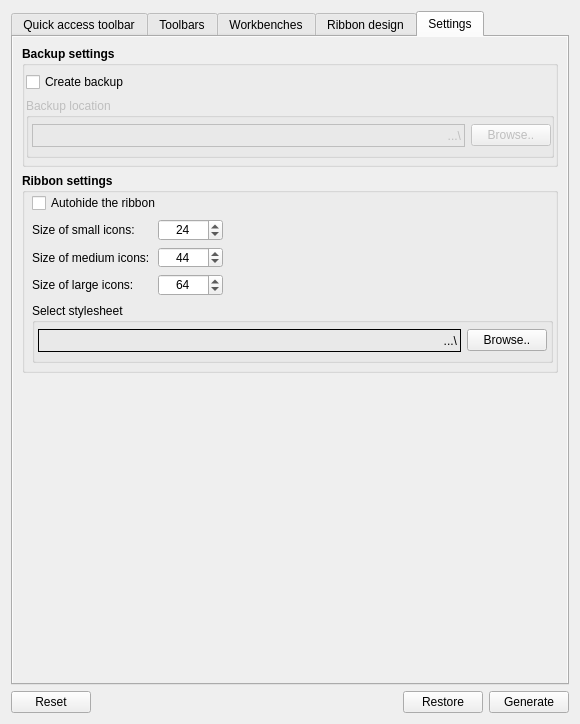
Old version of the form Resources/ui/Settings.ui in the repository geolta/FreeCAD-Ribbon.
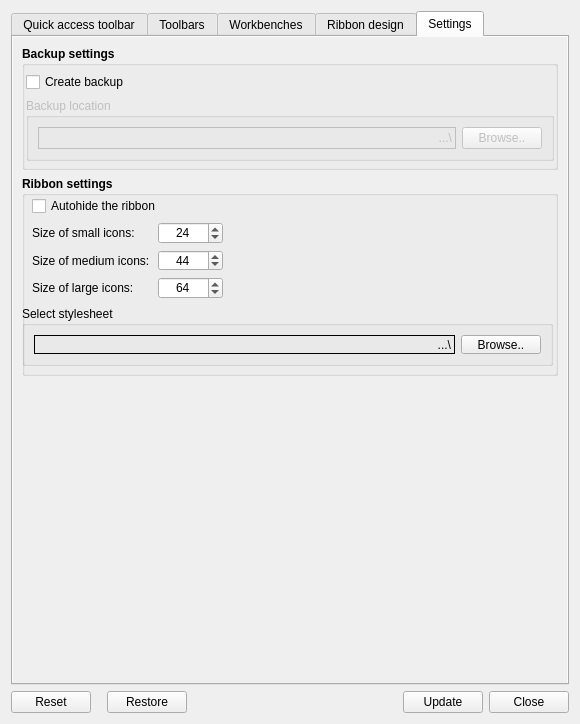
New version of the form. The open tabs and pages were chosen to show the change.

Commit message: Added apply button and changed generate Json into close button. clos button has now shortkey ESC

What changed in the file:
```diff
--- a/Resources/ui/Settings.ui
+++ b/Resources/ui/Settings.ui
@@ -22,10 +22,39 @@
   <layout class="QGridLayout" name="gridLayout_7">
    <item row="1" column="0">
     <layout class="QGridLayout" name="gridLayout_6">
+     <item row="0" column="1">
+      <spacer name="horizontalSpacer">
+       <property name="orientation">
+        <enum>Qt::Horizontal</enum>
+       </property>
+       <property name="sizeType">
+        <enum>QSizePolicy::Fixed</enum>
+       </property>
+       <property name="sizeHint" stdset="0">
+        <size>
+         <width>10</width>
+         <height>20</height>
+        </size>
+       </property>
+      </spacer>
+     </item>
      <item row="0" column="3">
+      <spacer name="horizontalSpacer_2">
+       <property name="orientation">
+        <enum>Qt::Horizontal</enum>
+       </property>
+       <property name="sizeHint" stdset="0">
+        <size>
+         <width>40</width>
+         <height>20</height>
+        </size>
+       </property>
+      </spacer>
+     </item>
+     <item row="0" column="4">
       <widget class="QPushButton" name="GenerateJson">
        <property name="text">
-        <string>Generate</string>
+        <string>Update</string>
        </property>
       </widget>
      </item>
@@ -49,18 +78,15 @@
        </property>
       </widget>
      </item>
-     <item row="0" column="1">
-      <spacer name="horizontalSpacer">
-       <property name="orientation">
-        <enum>Qt::Horizontal</enum>
+     <item row="0" column="5">
+      <widget class="QPushButton" name="GenerateJsonExit">
+       <property name="text">
+        <string>Close</string>
        </property>
-       <property name="sizeHint" stdset="0">
-        <size>
-         <width>40</width>
-         <height>20</height>
-        </size>
+       <property name="shortcut">
+        <string>Esc</string>
        </property>
-      </spacer>
+      </widget>
      </item>
     </layout>
    </item>
@@ -73,7 +99,7 @@
       <string notr="true"/>
      </property>
      <property name="currentIndex">
-      <number>4</number>
+      <number>3</number>
      </property>
      <property name="elideMode">
       <enum>Qt::ElideRight</enum>
@@ -830,28 +856,6 @@
         </item>
        </layout>
       </widget>
-      <widget class="QWidget" name="layoutWidget">
-       <property name="geometry">
-        <rect>
-         <x>450</x>
-         <y>10</y>
-         <width>88</width>
-         <height>22</height>
-        </rect>
-       </property>
-       <layout class="QHBoxLayout" name="horizontalLayout_4">
-        <item>
-         <widget class="QLabel" name="label_9">
-          <property name="text">
-           <string>TextLabel</string>
-          </property>
-         </widget>
-        </item>
-        <item>
-         <widget class="QSpinBox" name="spinBox"/>
-        </item>
-       </layout>
-      </widget>
      </widget>
      <widget class="QWidget" name="Settings">
       <property name="enabled">
@@ -897,9 +901,9 @@
          <widget class="QGroupBox" name="groupBox_2">
           <property name="geometry">
            <rect>
-            <x>10</x>
+            <x>0</x>
             <y>130</y>
-            <width>521</width>
+            <width>531</width>
             <height>60</height>
            </rect>
           </property>
@@ -918,29 +922,8 @@
           <property name="title">
            <string>Select stylesheet</string>
           </property>
-          <widget class="QWidget" name="layoutWidget_2">
-           <property name="geometry">
-            <rect>
-             <x>0</x>
-             <y>20</y>
-             <width>521</width>
-             <height>35</height>
-            </rect>
-           </property>
-           <layout class="QHBoxLayout" name="horizontalLayout_2" stretch="0,0">
-            <property name="leftMargin">
-             <number>6</number>
-            </property>
-            <property name="topMargin">
-             <number>6</number>
-            </property>
-            <property name="rightMargin">
-             <number>6</number>
-            </property>
-            <property name="bottomMargin">
-             <number>6</number>
-            </property>
-            <item>
+          <layout class="QGridLayout" name="gridLayout_12">
+           <item row="0" column="0">
              <widget class="QLabel" name="label_7">
               <property name="frameShape">
                <enum>QFrame::Box</enum>
@@ -948,12 +931,15 @@
               <property name="text">
                <string>...\</string>
               </property>
+             <property name="scaledContents">
+              <bool>true</bool>
+             </property>
               <property name="alignment">
                <set>Qt::AlignRight|Qt::AlignTrailing|Qt::AlignVCenter</set>
               </property>
              </widget>
             </item>
-            <item>
+           <item row="0" column="1">
              <widget class="QPushButton" name="StyleSheetLocation">
               <property name="sizePolicy">
                <sizepolicy hsizetype="Fixed" vsizetype="Fixed">
@@ -974,7 +960,6 @@
             </item>
            </layout>
           </widget>
-         </widget>
          <widget class="QWidget" name="layoutWidget">
           <property name="geometry">
            <rect>
@@ -1260,29 +1245,8 @@
             <property name="title">
              <string>Backup location</string>
             </property>
-            <widget class="QWidget" name="layoutWidget">
-             <property name="geometry">
-              <rect>
-               <x>0</x>
-               <y>20</y>
-               <width>531</width>
-               <height>35</height>
-              </rect>
-             </property>
-             <layout class="QHBoxLayout" name="horizontalLayout">
-              <property name="leftMargin">
-               <number>6</number>
-              </property>
-              <property name="topMargin">
-               <number>6</number>
-              </property>
-              <property name="rightMargin">
-               <number>6</number>
-              </property>
-              <property name="bottomMargin">
-               <number>6</number>
-              </property>
-              <item>
+            <layout class="QGridLayout" name="gridLayout_13">
+             <item row="0" column="0">
                <widget class="QLabel" name="label_4">
                 <property name="frameShape">
                  <enum>QFrame::Box</enum>
@@ -1290,12 +1254,15 @@
                 <property name="text">
                  <string>...\</string>
                 </property>
+               <property name="scaledContents">
+                <bool>true</bool>
+               </property>
                 <property name="alignment">
                  <set>Qt::AlignRight|Qt::AlignTrailing|Qt::AlignVCenter</set>
                 </property>
                </widget>
               </item>
-              <item>
+             <item row="0" column="1">
                <widget class="QPushButton" name="BackUpLocation">
                 <property name="sizePolicy">
                  <sizepolicy hsizetype="Fixed" vsizetype="Fixed">
@@ -1315,7 +1282,6 @@
                </widget>
               </item>
              </layout>
-            </widget>
            </widget>
           </item>
          </layout>
```
Lines whose indentation alone changed are shown as unchanged. The commit also changes 3 other files.
